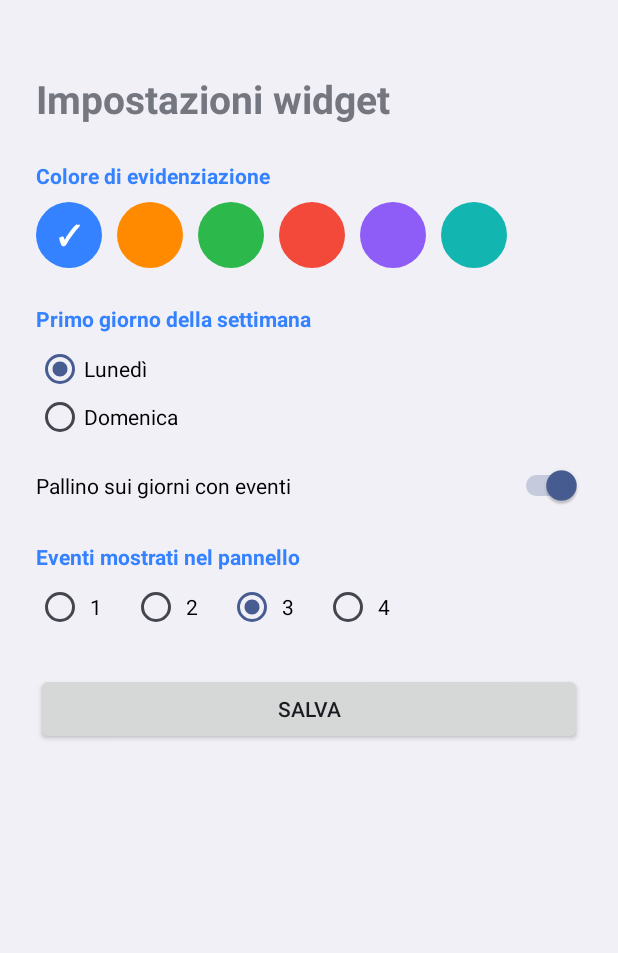
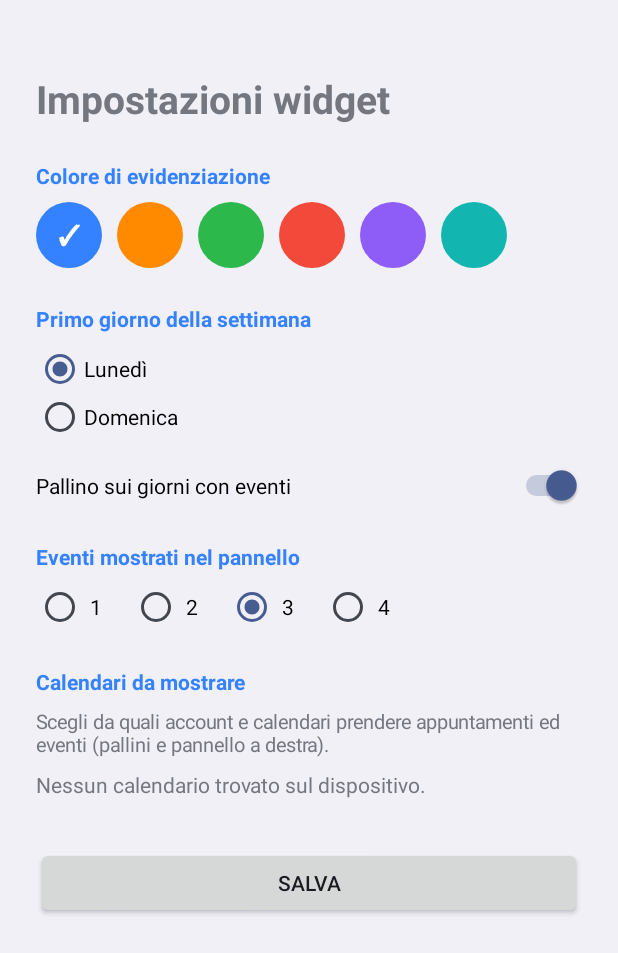
Before and after one commit to damaste/Widget-calendar-Hyperos-Global, an Android app: the ConfigActivity screen opened directly, with no data from a screen before it, on a phone screen of 412 x 824 dp. Shown: the top 953 px of the screen. Run offline under Robolectric (Android 15) with nearby library versions, the phone set to English and light mode, and no system bars.

Commit message:
Add files via upload

```diff
--- a/app/src/main/java/it/hypercal/widget/ConfigActivity.kt
+++ b/app/src/main/java/it/hypercal/widget/ConfigActivity.kt
@@ -1,8 +1,10 @@
 package it.hypercal.widget
 
+import android.Manifest
 import android.app.Activity
 import android.appwidget.AppWidgetManager
 import android.content.Intent
+import android.content.res.ColorStateList
 import android.graphics.Color
 import android.graphics.Typeface
 import android.graphics.drawable.GradientDrawable
@@ -10,6 +12,7 @@ import android.os.Bundle
 import android.view.Gravity
 import android.view.View
 import android.widget.Button
+import android.widget.CheckBox
 import android.widget.LinearLayout
 import android.widget.RadioButton
 import android.widget.RadioGroup
@@ -25,11 +28,14 @@ class ConfigActivity : Activity() {
     private val swatches = ArrayList<TextView>()
     private val dp by lazy { resources.displayMetrics.density }
 
+    private lateinit var current: Settings.Values
     private lateinit var rbMonday: RadioButton
     private lateinit var rbSunday: RadioButton
     private lateinit var swDots: Switch
     private lateinit var rgCount: RadioGroup
     private val countButtons = ArrayList<RadioButton>()
+    private lateinit var calContainer: LinearLayout
+    private val calChecks = LinkedHashMap<Long, CheckBox>()
 
     private fun px(v: Int) = (v * dp).toInt()
 
@@ -40,7 +46,8 @@ class ConfigActivity : Activity() {
             AppWidgetManager.EXTRA_APPWIDGET_ID, AppWidgetManager.INVALID_APPWIDGET_ID
         ) ?: AppWidgetManager.INVALID_APPWIDGET_ID
 
-        val cur = Settings.load(this)
+        current = Settings.load(this)
+        val cur = current
         accent = cur.accent
 
         val col = LinearLayout(this).apply {
@@ -114,6 +121,17 @@ class ConfigActivity : Activity() {
         rgCount.check(countButtons[cur.eventCount - 1].id)
         col.addView(rgCount)
 
+        // --- Calendari / account ---
+        col.addView(section("Calendari da mostrare"))
+        col.addView(TextView(this).apply {
+            text = "Scegli da quali account e calendari prendere appuntamenti ed eventi " +
+                "(pallini e pannello a destra)."
+            textSize = 13f
+        })
+        calContainer = LinearLayout(this).apply { orientation = LinearLayout.VERTICAL }
+        col.addView(calContainer)
+        populateCalendars()
+
         // --- Salva ---
         col.addView(Button(this).apply {
             text = getString(R.string.config_save)
@@ -138,15 +156,78 @@ class ConfigActivity : Activity() {
         swatches.forEachIndexed { i, tv -> tv.text = if (i == accent) "✓" else "" }
     }
 
+    private fun populateCalendars() {
+        calContainer.removeAllViews()
+        calChecks.clear()
+
+        if (!EventsRepository.hasPermission(this)) {
+            calContainer.addView(TextView(this).apply {
+                text = "Per scegliere i calendari serve il permesso di lettura del calendario."
+                setPadding(0, px(8), 0, px(4))
+            })
+            calContainer.addView(Button(this).apply {
+                text = getString(R.string.btn_permission)
+                setOnClickListener {
+                    requestPermissions(arrayOf(Manifest.permission.READ_CALENDAR), 2)
+                }
+            })
+            return
+        }
+
+        val list = EventsRepository.listCalendars(this)
+        if (list.isEmpty()) {
+            calContainer.addView(TextView(this).apply {
+                text = "Nessun calendario trovato sul dispositivo."
+                setPadding(0, px(8), 0, px(4))
+            })
+            return
+        }
+
+        val selected = current.calendars
+        var lastAccount: String? = null
+        for (c in list) {
+            if (c.account != lastAccount) {
+                calContainer.addView(TextView(this).apply {
+                    text = c.account
+                    textSize = 13f
+                    setTypeface(typeface, Typeface.BOLD)
+                    setPadding(0, px(14), 0, px(2))
+                })
+                lastAccount = c.account
+            }
+            val cb = CheckBox(this).apply {
+                text = c.name
+                isChecked = selected == null || c.id in selected
+                buttonTintList = ColorStateList.valueOf(c.color)
+            }
+            calChecks[c.id] = cb
+            calContainer.addView(cb)
+        }
+    }
+
+    override fun onRequestPermissionsResult(
+        requestCode: Int, permissions: Array<out String>, grantResults: IntArray
+    ) {
+        super.onRequestPermissionsResult(requestCode, permissions, grantResults)
+        populateCalendars()
+        CalendarWidgetProvider.refreshAll(this)
+    }
+
     private fun save() {
         val count = countButtons.indexOfFirst { it.id == rgCount.checkedRadioButtonId } + 1
+        val calendars: Set<Long>? = when {
+            calChecks.isEmpty() -> current.calendars          // elenco non disponibile: non cambiare
+            calChecks.values.all { it.isChecked } -> null     // tutti (inclusi quelli futuri)
+            else -> calChecks.filterValues { it.isChecked }.keys.toSet()
+        }
         Settings.save(
             this,
             Settings.Values(
                 accent = accent,
                 sundayStart = rbSunday.isChecked,
                 dots = swDots.isChecked,
-                eventCount = count.coerceIn(1, 4)
+                eventCount = count.coerceIn(1, 4),
+                calendars = calendars
             )
         )
         CalendarWidgetProvider.refreshAll(this)
--- a/app/src/main/java/it/hypercal/widget/EventsRepository.kt
+++ b/app/src/main/java/it/hypercal/widget/EventsRepository.kt
@@ -16,10 +16,56 @@ object EventsRepository {
 
     data class Item(val title: String, val begin: Long, val allDay: Boolean)
 
+    data class CalendarInfo(val id: Long, val name: String, val account: String, val color: Int)
+
     private const val DAY_MS = 24L * 60 * 60 * 1000
 
     fun hasPermission(ctx: Context): Boolean =
         ctx.checkSelfPermission(Manifest.permission.READ_CALENDAR) == PackageManager.PERMISSION_GRANTED
+
+    /** Elenco di tutti i calendari presenti sul dispositivo, ordinati per account. */
+    fun listCalendars(ctx: Context): List<CalendarInfo> {
+        if (!hasPermission(ctx)) return emptyList()
+        val projection = arrayOf(
+            CalendarContract.Calendars._ID,
+            CalendarContract.Calendars.CALENDAR_DISPLAY_NAME,
+            CalendarContract.Calendars.ACCOUNT_NAME,
+            CalendarContract.Calendars.ACCOUNT_TYPE,
+            CalendarContract.Calendars.CALENDAR_COLOR
+        )
+        val result = ArrayList<CalendarInfo>()
+        try {
+            ctx.contentResolver.query(
+                CalendarContract.Calendars.CONTENT_URI, projection, null, null,
+                "${CalendarContract.Calendars.ACCOUNT_NAME} ASC, " +
+                    "${CalendarContract.Calendars.CALENDAR_DISPLAY_NAME} ASC"
+            )?.use { c ->
+                while (c.moveToNext()) {
+                    val type = c.getString(3) ?: ""
+                    val account = if (type == CalendarContract.ACCOUNT_TYPE_LOCAL) "Sul dispositivo"
+                    else (c.getString(2) ?: "Account")
+                    result.add(
+                        CalendarInfo(
+                            id = c.getLong(0),
+                            name = c.getString(1)?.takeIf { it.isNotBlank() } ?: account,
+                            account = account,
+                            color = c.getInt(4) or (0xFF shl 24)
+                        )
+                    )
+                }
+            }
+        } catch (_: Exception) {
+            return emptyList()
+        }
+        return result
+    }
+
+    /** Filtro SQL sui calendari scelti; null = nessun filtro (tutti). */
+    private fun calendarFilter(ctx: Context): String? {
+        val ids = Settings.load(ctx).calendars ?: return null
+        if (ids.isEmpty()) return "${CalendarContract.Instances.CALENDAR_ID} IN (-1)"
+        return "${CalendarContract.Instances.CALENDAR_ID} IN (${ids.joinToString(",")})"
+    }
 
     fun upcoming(ctx: Context, limit: Int, days: Int = 14): List<Item> {
         if (!hasPermission(ctx)) return emptyList()
@@ -37,7 +83,8 @@ object EventsRepository {
         val result = ArrayList<Item>()
         try {
             ctx.contentResolver.query(
-                uri, projection, null, null, "${CalendarContract.Instances.BEGIN} ASC"
+                uri, projection, calendarFilter(ctx), null,
+                "${CalendarContract.Instances.BEGIN} ASC"
             )?.use { c ->
                 while (c.moveToNext() && result.size < limit) {
                     val end = c.getLong(2)
@@ -77,7 +124,7 @@ object EventsRepository {
         )
         val days = HashSet<LocalDate>()
         try {
-            ctx.contentResolver.query(uri, projection, null, null, null)?.use { c ->
+            ctx.contentResolver.query(uri, projection, calendarFilter(ctx), null, null)?.use { c ->
                 while (c.moveToNext()) {
                     val begin = c.getLong(0)
                     val end = c.getLong(1)
--- a/app/src/main/java/it/hypercal/widget/Settings.kt
+++ b/app/src/main/java/it/hypercal/widget/Settings.kt
@@ -5,11 +5,13 @@ import android.content.Context
 /** Impostazioni condivise da tutti i widget. */
 object Settings {
 
+    /** [calendars] = null significa "tutti i calendari". */
     data class Values(
         val accent: Int,
         val sundayStart: Boolean,
         val dots: Boolean,
-        val eventCount: Int
+        val eventCount: Int,
+        val calendars: Set<Long>? = null
     )
 
     val ACCENTS = intArrayOf(
@@ -23,20 +25,24 @@ object Settings {
 
     fun load(ctx: Context): Values {
         val p = prefs(ctx)
+        val raw = p.getStringSet("calendars", null)
         return Values(
             accent = p.getInt("accent", 0).coerceIn(0, ACCENTS.size - 1),
             sundayStart = p.getBoolean("sunday_start", false),
             dots = p.getBoolean("dots", true),
-            eventCount = p.getInt("event_count", 3).coerceIn(1, 4)
+            eventCount = p.getInt("event_count", 3).coerceIn(1, 4),
+            calendars = raw?.mapNotNull { it.toLongOrNull() }?.toSet()
         )
     }
 
     fun save(ctx: Context, v: Values) {
-        prefs(ctx).edit()
+        val e = prefs(ctx).edit()
             .putInt("accent", v.accent)
             .putBoolean("sunday_start", v.sundayStart)
             .putBoolean("dots", v.dots)
             .putInt("event_count", v.eventCount)
-            .apply()
+        if (v.calendars == null) e.remove("calendars")
+        else e.putStringSet("calendars", v.calendars.map { it.toString() }.toSet())
+        e.apply()
     }
 }
```
